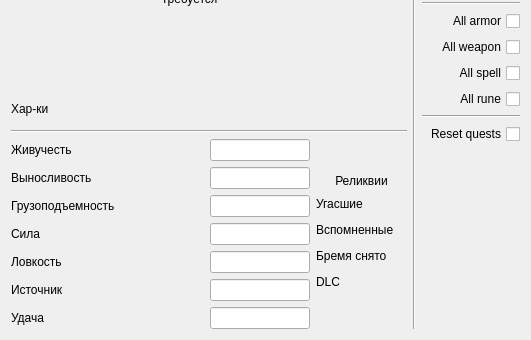
First picture: the form in tab_stats.ui, repository lDeathlWhisperl/TLHoN_SE, before the edit; both pictures show x 0 to 531 and y 174 to 514 of the 531 by 514 pixel window.
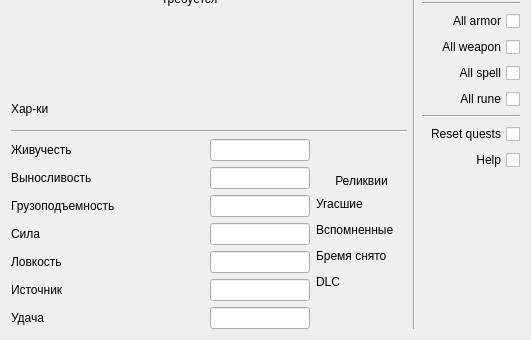
Second picture: the form after the edit.

Diff of the .ui file:
```diff
--- a/tab_stats.ui
+++ b/tab_stats.ui
@@ -758,7 +758,7 @@
       </widget>
      </item>
      <item>
-      <layout class="QVBoxLayout" name="vl_cheat_layout" stretch="0,0,0,0,0,0,0,0,0,0,0,0,0,0,0">
+      <layout class="QVBoxLayout" name="vl_cheat_layout" stretch="0,0,0,0,0,0,0,0,0,0,0,0,0,0,0,0">
        <item>
         <widget class="QCheckBox" name="cb_backstabs">
          <property name="toolTip">
@@ -922,7 +922,20 @@
           <enum>Qt::LayoutDirection::RightToLeft</enum>
          </property>
          <property name="text">
-          <string>Reset quests</string>
+          <string notr="true">Reset quests</string>
+         </property>
+        </widget>
+       </item>
+       <item>
+        <widget class="QCheckBox" name="cb_help">
+         <property name="toolTip">
+          <string>Вам никто не помогал в убийстве боссов ;)</string>
+         </property>
+         <property name="layoutDirection">
+          <enum>Qt::LayoutDirection::RightToLeft</enum>
+         </property>
+         <property name="text">
+          <string notr="true">Help</string>
          </property>
         </widget>
        </item>
```
Left out of the diff: 24 changed lines with no effect on the pictures.
